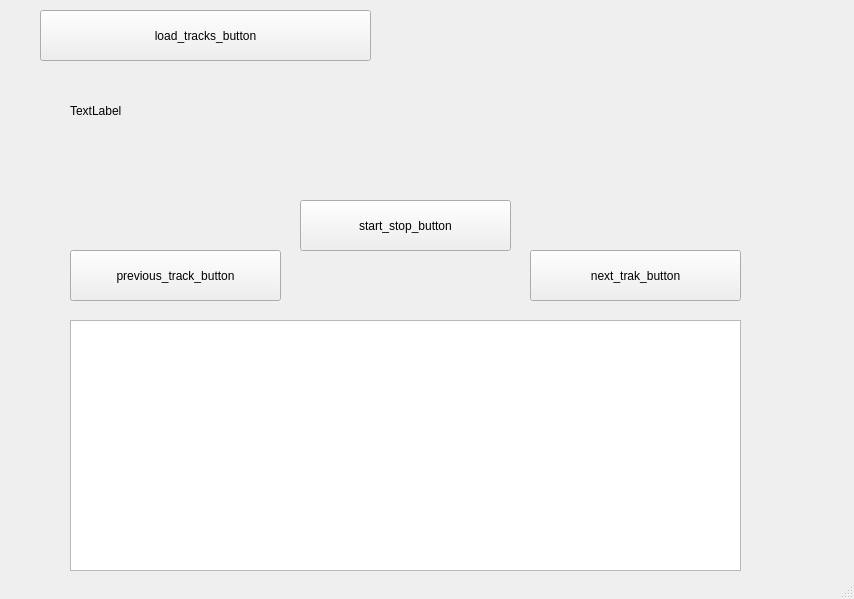
Before: the Qt Designer form mainwindow.ui in lottery7/MelTake, drawn with Qt 5.
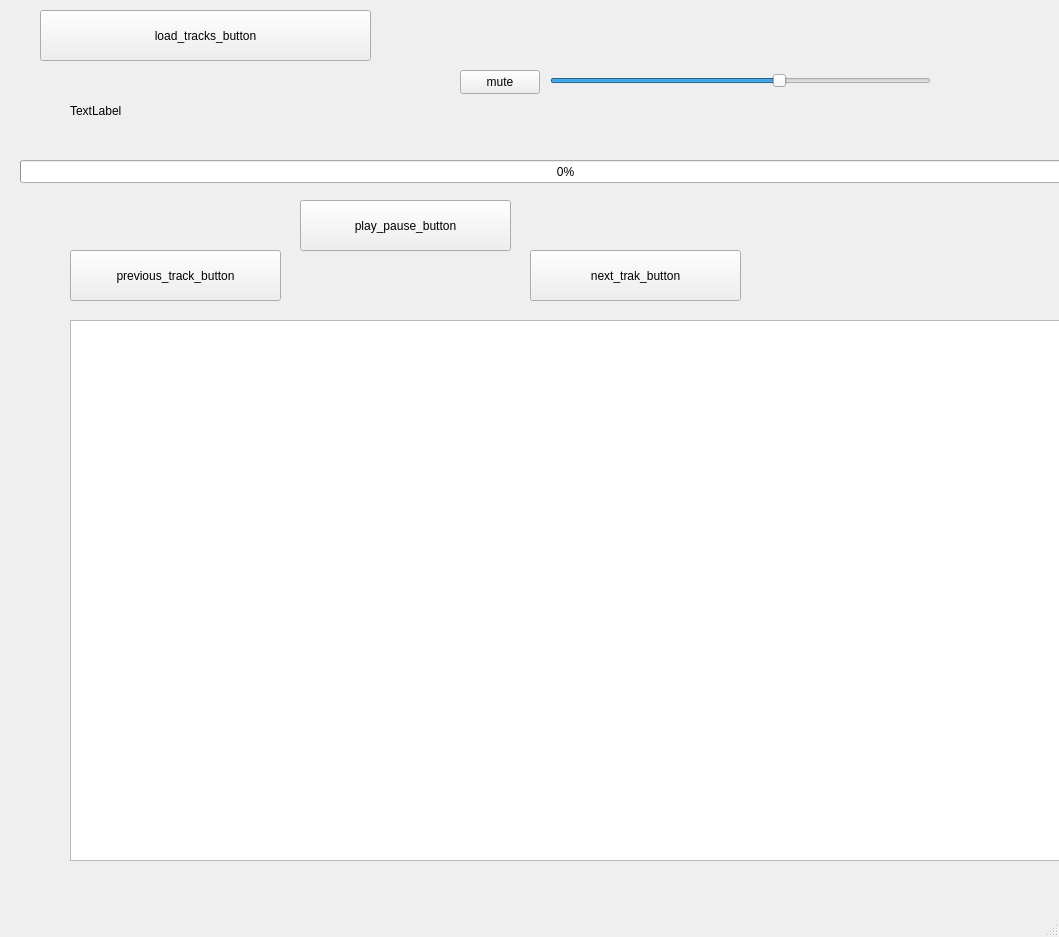
After: the same form once the commit is applied.

The edit to the form file:
```diff
--- a/mainwindow.ui
+++ b/mainwindow.ui
@@ -6,8 +6,8 @@
    <rect>
     <x>0</x>
     <y>0</y>
-    <width>854</width>
-    <height>599</height>
+    <width>1059</width>
+    <height>937</height>
    </rect>
   </property>
   <property name="windowTitle">
@@ -50,7 +50,7 @@
      </rect>
     </property>
     <property name="text">
-     <string>start_stop_button</string>
+     <string>play_pause_button</string>
     </property>
     <property name="checkable">
      <bool>true</bool>
@@ -74,8 +74,8 @@
      <rect>
       <x>70</x>
       <y>320</y>
-      <width>671</width>
-      <height>251</height>
+      <width>1051</width>
+      <height>541</height>
      </rect>
     </property>
    </widget>
@@ -92,6 +92,51 @@
      <string>TextLabel</string>
     </property>
    </widget>
+   <widget class="QProgressBar" name="track_progress_bar">
+    <property name="geometry">
+     <rect>
+      <x>20</x>
+      <y>160</y>
+      <width>1091</width>
+      <height>23</height>
+     </rect>
+    </property>
+    <property name="value">
+     <number>0</number>
+    </property>
+   </widget>
+   <widget class="QSlider" name="volume_slider">
+    <property name="geometry">
+     <rect>
+      <x>550</x>
+      <y>50</y>
+      <width>381</width>
+      <height>61</height>
+     </rect>
+    </property>
+    <property name="value">
+     <number>60</number>
+    </property>
+    <property name="orientation">
+     <enum>Qt::Horizontal</enum>
+    </property>
+   </widget>
+   <widget class="QPushButton" name="mute_button">
+    <property name="geometry">
+     <rect>
+      <x>460</x>
+      <y>70</y>
+      <width>80</width>
+      <height>24</height>
+     </rect>
+    </property>
+    <property name="text">
+     <string>mute</string>
+    </property>
+    <property name="checkable">
+     <bool>true</bool>
+    </property>
+   </widget>
   </widget>
   <widget class="QStatusBar" name="statusbar"/>
  </widget>
```
Left out of the diff: 2 changed lines with no effect on the pictures.
